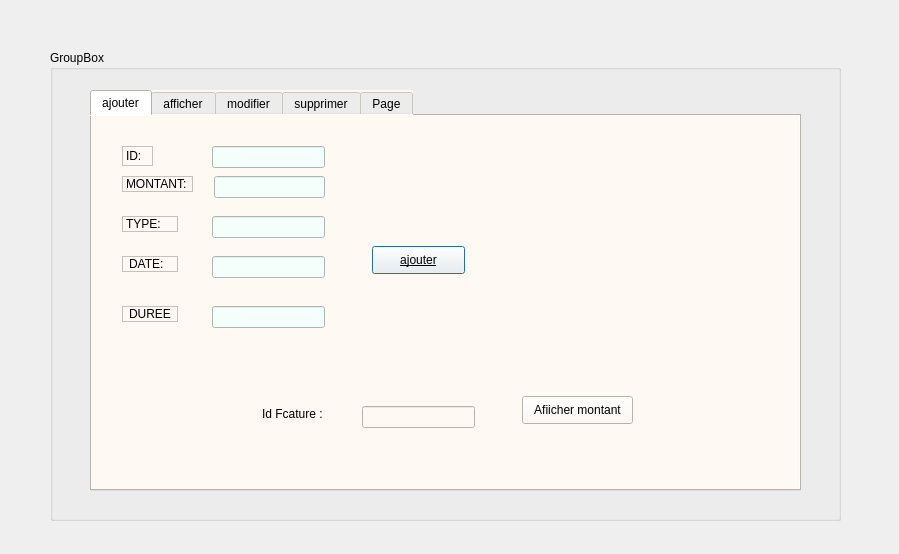
Qt form dialog.ui (oussemaissaoui/ProjectCpp) before a commit.
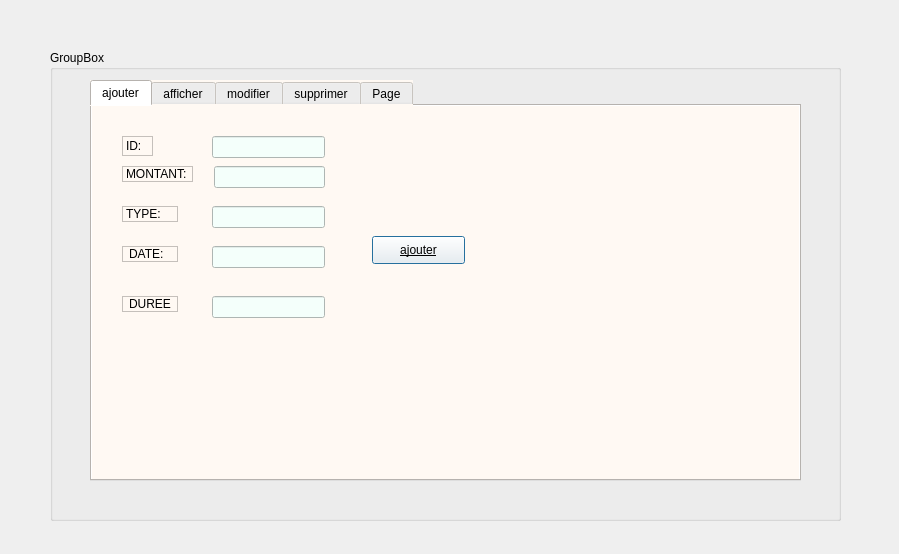
The same form after that commit. The open tabs and pages were chosen to show the change.

Diff of the .ui file:
```diff
--- a/dialog.ui
+++ b/dialog.ui
@@ -29,7 +29,7 @@
     <property name="geometry">
      <rect>
       <x>40</x>
-      <y>40</y>
+      <y>30</y>
       <width>711</width>
       <height>401</height>
      </rect>
@@ -1155,42 +1155,6 @@
        <bool>true</bool>
       </property>
      </widget>
-     <widget class="QLabel" name="label_8">
-      <property name="geometry">
-       <rect>
-        <x>170</x>
-        <y>290</y>
-        <width>81</width>
-        <height>16</height>
-       </rect>
-      </property>
-      <property name="text">
-       <string>Id Fcature : </string>
-      </property>
-     </widget>
-     <widget class="QLineEdit" name="lineEdit_id_arduino_2">
-      <property name="geometry">
-       <rect>
-        <x>270</x>
-        <y>290</y>
-        <width>113</width>
-        <height>22</height>
-       </rect>
-      </property>
-     </widget>
-     <widget class="QPushButton" name="affiche">
-      <property name="geometry">
-       <rect>
-        <x>430</x>
-        <y>280</y>
-        <width>111</width>
-        <height>28</height>
-       </rect>
-      </property>
-      <property name="text">
-       <string>Afiicher montant</string>
-      </property>
-     </widget>
     </widget>
     <widget class="QWidget" name="tab_2">
      <attribute name="title">
```
Left out of the diff: 20 changed lines with no effect on the pictures.
